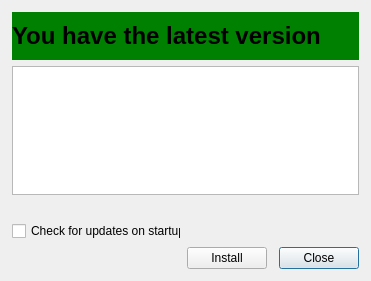
Above: launcher/updatedialog_moc.ui from GeorgeK1ng/vcmi before the change. Below: the same form after it.
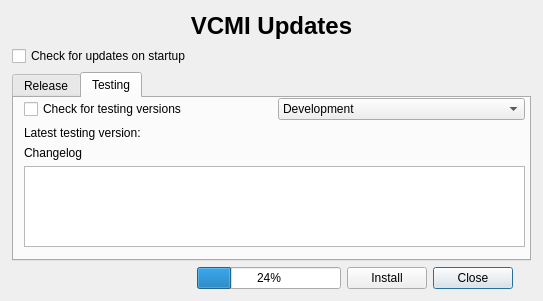
That is the form after the change. The open tabs and pages were chosen to show the change.

The edit to the form file:
```diff
--- a/launcher/updatedialog_moc.ui
+++ b/launcher/updatedialog_moc.ui
@@ -6,8 +6,8 @@
    <rect>
     <x>0</x>
     <y>0</y>
-    <width>371</width>
-    <height>281</height>
+    <width>543</width>
+    <height>301</height>
    </rect>
   </property>
   <property name="sizePolicy">
@@ -38,7 +38,7 @@
    <property name="bottomMargin">
     <number>12</number>
    </property>
-   <item row="5" column="3" colspan="2">
+   <item row="8" column="3">
     <widget class="QPushButton" name="closeButton">
      <property name="sizePolicy">
       <sizepolicy hsizetype="Preferred" vsizetype="Fixed">
@@ -51,7 +51,129 @@
      </property>
     </widget>
    </item>
-   <item row="5" column="1">
+   <item row="2" column="0" colspan="7">
+    <widget class="QTabWidget" name="tabWidget">
+     <property name="currentIndex">
+      <number>0</number>
+     </property>
+     <widget class="QWidget" name="tab">
+      <attribute name="title">
+       <string>Release</string>
+      </attribute>
+      <widget class="QWidget" name="gridLayoutWidget">
+       <property name="geometry">
+        <rect>
+         <x>10</x>
+         <y>0</y>
+         <width>501</width>
+         <height>151</height>
+        </rect>
+       </property>
+       <layout class="QGridLayout" name="gridLayout_2">
+        <item row="0" column="0">
+         <widget class="QLabel" name="titleRelease">
+          <property name="text">
+           <string>Latest release build:</string>
+          </property>
+         </widget>
+        </item>
+        <item row="0" column="1">
+         <widget class="QLabel" name="releaseVersion">
+          <property name="text">
+           <string/>
+          </property>
+          <property name="alignment">
+           <set>Qt::AlignmentFlag::AlignRight|Qt::AlignmentFlag::AlignTrailing|Qt::AlignmentFlag::AlignVCenter</set>
+          </property>
+         </widget>
+        </item>
+        <item row="1" column="0" colspan="2">
+         <widget class="QLabel" name="releaseChangelogTitle">
+          <property name="text">
+           <string>Changelog</string>
+          </property>
+          <property name="alignment">
+           <set>Qt::AlignmentFlag::AlignLeading|Qt::AlignmentFlag::AlignLeft|Qt::AlignmentFlag::AlignVCenter</set>
+          </property>
+         </widget>
+        </item>
+        <item row="2" column="0" colspan="2">
+         <widget class="QTextBrowser" name="releaseChangelog"/>
+        </item>
+       </layout>
+      </widget>
+     </widget>
+     <widget class="QWidget" name="tab_2">
+      <attribute name="title">
+       <string>Testing</string>
+      </attribute>
+      <widget class="QWidget" name="gridLayoutWidget_2">
+       <property name="geometry">
+        <rect>
+         <x>10</x>
+         <y>0</y>
+         <width>501</width>
+         <height>149</height>
+        </rect>
+       </property>
+       <layout class="QGridLayout" name="gridLayout_3">
+        <item row="5" column="1">
+         <widget class="QLabel" name="testingVersion">
+          <property name="text">
+           <string/>
+          </property>
+          <property name="alignment">
+           <set>Qt::AlignmentFlag::AlignRight|Qt::AlignmentFlag::AlignTrailing|Qt::AlignmentFlag::AlignVCenter</set>
+          </property>
+         </widget>
+        </item>
+        <item row="5" column="0">
+         <widget class="QLabel" name="titleTesting">
+          <property name="text">
+           <string>Latest testing version:</string>
+          </property>
+         </widget>
+        </item>
+        <item row="4" column="0">
+         <widget class="QCheckBox" name="testingBuilds">
+          <property name="text">
+           <string>Check for testing versions</string>
+          </property>
+         </widget>
+        </item>
+        <item row="4" column="1">
+         <widget class="QComboBox" name="buildChannel">
+          <item>
+           <property name="text">
+            <string notr="true">Development</string>
+           </property>
+          </item>
+          <item>
+           <property name="text">
+            <string notr="true">Beta</string>
+           </property>
+          </item>
+         </widget>
+        </item>
+        <item row="6" column="0" colspan="2">
+         <widget class="QLabel" name="testingChangelogTitle">
+          <property name="text">
+           <string>Changelog</string>
+          </property>
+          <property name="alignment">
+           <set>Qt::AlignmentFlag::AlignLeading|Qt::AlignmentFlag::AlignLeft|Qt::AlignmentFlag::AlignVCenter</set>
+          </property>
+         </widget>
+        </item>
+        <item row="7" column="0" colspan="2">
+         <widget class="QTextBrowser" name="testingChangelog"/>
+        </item>
+       </layout>
+      </widget>
+     </widget>
+    </widget>
+   </item>
+   <item row="8" column="2">
     <widget class="QPushButton" name="installButton">
      <property name="sizePolicy">
       <sizepolicy hsizetype="Preferred" vsizetype="Fixed">
@@ -64,58 +186,7 @@
      </property>
     </widget>
    </item>
-   <item row="4" column="0">
-    <widget class="QCheckBox" name="checkOnStartup">
-     <property name="text">
-      <string>Check for updates on startup</string>
-     </property>
-    </widget>
-   </item>
-   <item row="0" column="0" colspan="5">
-    <widget class="QLabel" name="versionLabel">
-     <property name="sizePolicy">
-      <sizepolicy hsizetype="Expanding" vsizetype="Fixed">
-       <horstretch>0</horstretch>
-       <verstretch>0</verstretch>
-      </sizepolicy>
-     </property>
-     <property name="minimumSize">
-      <size>
-       <width>0</width>
-       <height>48</height>
-      </size>
-     </property>
-     <property name="font">
-      <font>
-       <pointsize>18</pointsize>
-       <bold>true</bold>
-      </font>
-     </property>
-     <property name="autoFillBackground">
-      <bool>false</bool>
-     </property>
-     <property name="styleSheet">
-      <string notr="true">QLabel {background-color: green; color : black} </string>
-     </property>
-     <property name="frameShadow">
-      <enum>QFrame::Shadow::Raised</enum>
-     </property>
-     <property name="text">
-      <string>You have the latest version</string>
-     </property>
-    </widget>
-   </item>
-   <item row="2" column="0" colspan="5">
-    <widget class="QPlainTextEdit" name="plainTextEdit">
-     <property name="readOnly">
-      <bool>true</bool>
-     </property>
-     <property name="plainText">
-      <string/>
-     </property>
-    </widget>
-   </item>
-   <item row="3" column="0" colspan="5">
+   <item row="8" column="0">
     <widget class="QLabel" name="downloadLink">
      <property name="sizePolicy">
       <sizepolicy hsizetype="Expanding" vsizetype="Preferred">
@@ -134,6 +205,36 @@
      </property>
     </widget>
    </item>
+   <item row="0" column="0" colspan="7">
+    <widget class="QLabel" name="title">
+     <property name="font">
+      <font>
+       <pointsize>18</pointsize>
+       <bold>true</bold>
+      </font>
+     </property>
+     <property name="text">
+      <string>VCMI Updates</string>
+     </property>
+     <property name="alignment">
+      <set>Qt::AlignmentFlag::AlignCenter</set>
+     </property>
+    </widget>
+   </item>
+   <item row="8" column="1">
+    <widget class="QProgressBar" name="progressBar">
+     <property name="value">
+      <number>24</number>
+     </property>
+    </widget>
+   </item>
+   <item row="1" column="0">
+    <widget class="QCheckBox" name="checkOnStartup">
+     <property name="text">
+      <string>Check for updates on startup</string>
+     </property>
+    </widget>
+   </item>
   </layout>
  </widget>
  <resources/>
```
